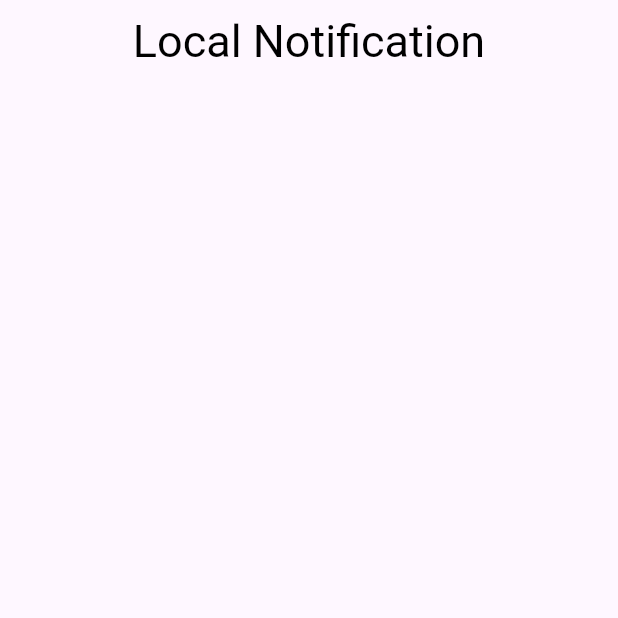
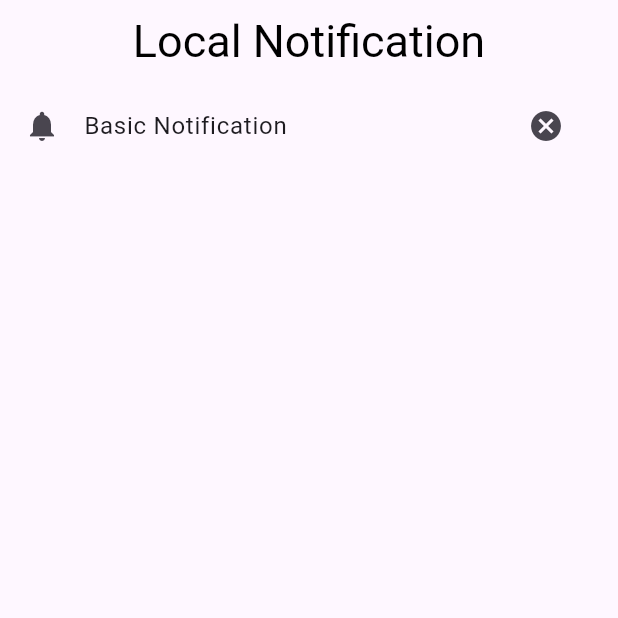
Before and after one commit to ahmed-khaled56/local_notification, a Flutter app: the screen it shows after launch, on a phone screen of 412 x 824 dp, the top half of it. Run offline on Flutter 3.47's test engine with Material 3 defaults, Android fonts, the phone set to English and light mode, and no system bars; our stand-ins replace flutter_local_notifications.

Commit message:
finshed basic notification

```diff
--- a/lib/main.dart
+++ b/lib/main.dart
@@ -1,6 +1,10 @@
 import 'package:flutter/material.dart';
+import 'package:local_notifications/services/local_notify_service.dart';
 
-void main() {
+void main() async {
+  WidgetsFlutterBinding.ensureInitialized();
+  await LocalNotifyService.initLocalNotify();
+
   runApp(const MyApp());
 }
 
@@ -21,7 +25,30 @@ class MyApp extends StatelessWidget {
             ),
           ),
         ),
+        body: HomeView(),
       ),
     );
   }
 }
+
+class HomeView extends StatelessWidget {
+  const HomeView({super.key});
+
+  @override
+  Widget build(BuildContext context) {
+    return Center(
+      child: Column(
+        children: [
+          ListTile(
+            onTap: () {
+              LocalNotifyService.showBasicNotification();
+            },
+            leading: Icon(Icons.notifications),
+            title: Text("Basic Notification"),
+            trailing: IconButton(onPressed: () {}, icon: Icon(Icons.cancel)),
+          ),
+        ],
+      ),
+    );
+  }
+}
--- a/lib/services/local_notify_service.dart
+++ b/lib/services/local_notify_service.dart
@@ -3,13 +3,35 @@ import 'package:flutter_local_notifications/flutter_local_notifications.dart';
 class LocalNotifyService {
   static FlutterLocalNotificationsPlugin flutterLocalNotificationsPlugin =
       FlutterLocalNotificationsPlugin();
+  static ontap(NotificationResponse notificationResponse) {}
 
   static Future<void> initLocalNotify() async {
-    InitializationSettings initializationSettings = InitializationSettings(
+    InitializationSettings Settings = InitializationSettings(
       android: AndroidInitializationSettings('mipmap/ic_launcher'),
       iOS: DarwinInitializationSettings(),
     );
 
-    flutterLocalNotificationsPlugin.initialize(initializationSettings);
+    flutterLocalNotificationsPlugin.initialize(
+      Settings,
+      onDidReceiveBackgroundNotificationResponse: ontap,
+      onDidReceiveNotificationResponse: ontap,
+    );
+  }
+
+  static void showBasicNotification() async {
+    NotificationDetails Details = NotificationDetails(
+      android: AndroidNotificationDetails(
+        "id 1",
+        "basic Channel",
+        priority: Priority.high,
+        importance: Importance.max,
+      ),
+    );
+    await flutterLocalNotificationsPlugin.show(
+      0,
+      "basic notification ",
+      "body",
+      Details,
+    );
   }
 }
```
